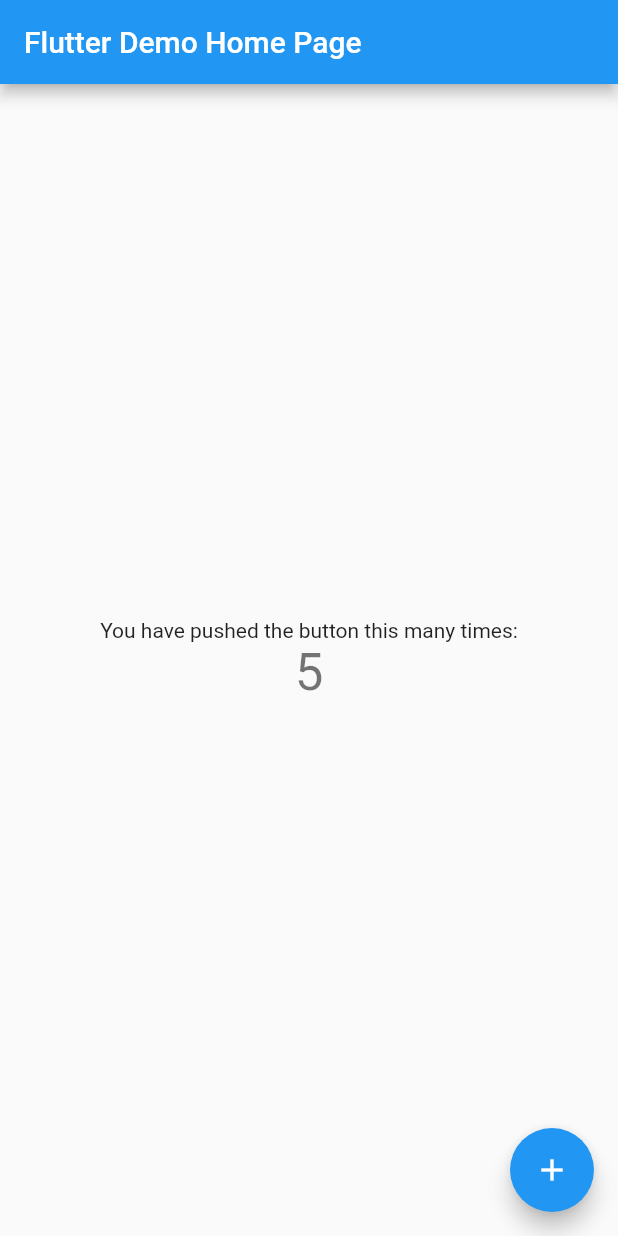
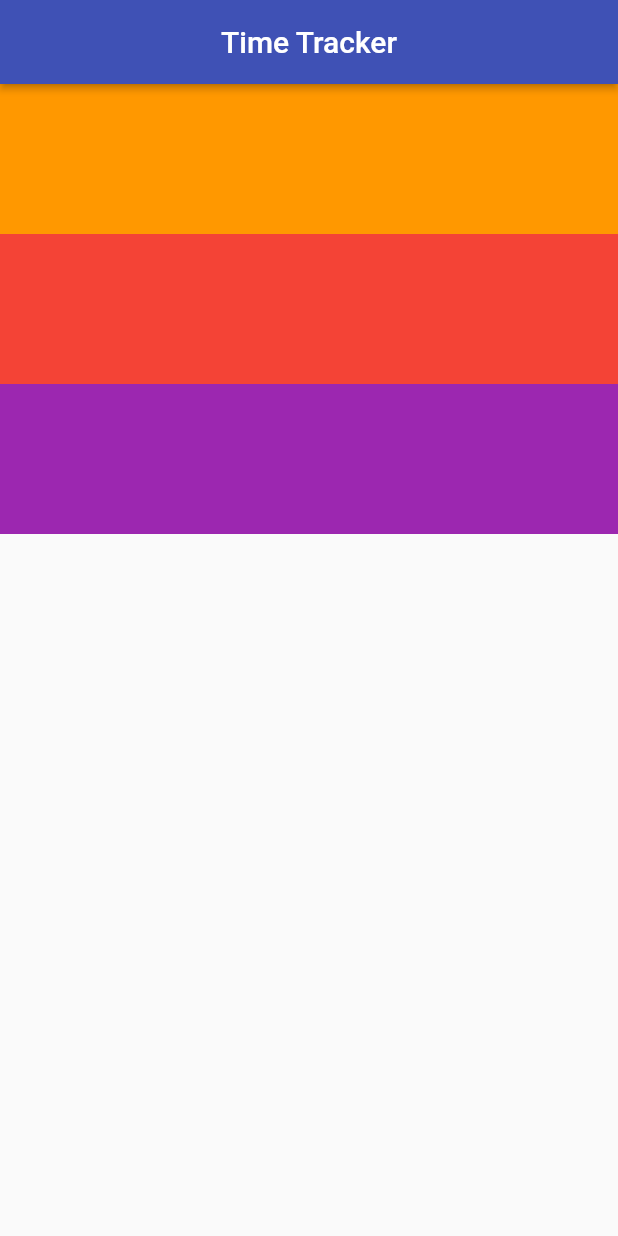
Before and after one commit to semil338/time_tracker_flutter, a Flutter app: the screen it shows after launch, on a phone screen of 412 x 824 dp. Run offline on Flutter 3.47's test engine with Material 2 defaults, Android fonts, the phone set to English and light mode, and no system bars.

Commit message:
day1_completed

```diff
--- /dev/null
+++ b/lib/app/sign_in/sign_in_page.dart
@@ -0,0 +1,45 @@
+import 'package:flutter/material.dart';
+
+class SignInPage extends StatelessWidget {
+  const SignInPage({Key key}) : super(key: key);
+
+  @override
+  Widget build(BuildContext context) {
+    return Scaffold(
+      appBar: AppBar(
+        centerTitle: true,
+        elevation: 2.0,
+        title: Text("Time Tracker"),
+      ),
+      body: _buildContent(),
+    );
+  }
+
+  Widget _buildContent() {
+    return Container(
+      child: Column(
+        crossAxisAlignment: CrossAxisAlignment.stretch,
+        children: [
+          Container(
+            color: Colors.orange,
+            child: SizedBox(
+              height: 100,
+            ),
+          ),
+          Container(
+            color: Colors.red,
+            child: SizedBox(
+              height: 100,
+            ),
+          ),
+          Container(
+            color: Colors.purple,
+            child: SizedBox(
+              height: 100,
+            ),
+          ),
+        ],
+      ),
+    );
+  }
+}
--- a/lib/main.dart
+++ b/lib/main.dart
@@ -1,117 +1,19 @@
 import 'package:flutter/material.dart';
+import 'package:time_tracker_flutter_course/app/sign_in/sign_in_page.dart';
 
-void main() {
+main(List<String> args) {
   runApp(MyApp());
 }
 
 class MyApp extends StatelessWidget {
-  // This widget is the root of your application.
+  const MyApp({Key key}) : super(key: key);
+
   @override
   Widget build(BuildContext context) {
     return MaterialApp(
-      title: 'Flutter Demo',
-      theme: ThemeData(
-        // This is the theme of your application.
-        //
-        // Try running your application with "flutter run". You'll see the
-        // application has a blue toolbar. Then, without quitting the app, try
-        // changing the primarySwatch below to Colors.green and then invoke
-        // "hot reload" (press "r" in the console where you ran "flutter run",
-        // or simply save your changes to "hot reload" in a Flutter IDE).
-        // Notice that the counter didn't reset back to zero; the application
-        // is not restarted.
-        primarySwatch: Colors.blue,
-        // This makes the visual density adapt to the platform that you run
-        // the app on. For desktop platforms, the controls will be smaller and
-        // closer together (more dense) than on mobile platforms.
-        visualDensity: VisualDensity.adaptivePlatformDensity,
-      ),
-      home: MyHomePage(title: 'Flutter Demo Home Page'),
+      title: "Time Tracker",
+      theme: ThemeData(primarySwatch: Colors.indigo),
+      home: SignInPage(),
     );
   }
 }
-
-class MyHomePage extends StatefulWidget {
-  MyHomePage({Key key, this.title}) : super(key: key);
-
-  // This widget is the home page of your application. It is stateful, meaning
-  // that it has a State object (defined below) that contains fields that affect
-  // how it looks.
-
-  // This class is the configuration for the state. It holds the values (in this
-  // case the title) provided by the parent (in this case the App widget) and
-  // used by the build method of the State. Fields in a Widget subclass are
-  // always marked "final".
-
-  final String title;
-
-  @override
-  _MyHomePageState createState() => _MyHomePageState();
-}
-
-class _MyHomePageState extends State<MyHomePage> {
-  int _counter = 5;
-
-  void _incrementCounter() {
-    setState(() {
-      // This call to setState tells the Flutter framework that something has
-      // changed in this State, which causes it to rerun the build method below
-      // so that the display can reflect the updated values. If we changed
-      // _counter without calling setState(), then the build method would not be
-      // called again, and so nothing would appear to happen.
-      _counter++;
-    });
-  }
-
-  @override
-  Widget build(BuildContext context) {
-    // This method is rerun every time setState is called, for instance as done
-    // by the _incrementCounter method above.
-    //
-    // The Flutter framework has been optimized to make rerunning build methods
-    // fast, so that you can just rebuild anything that needs updating rather
-    // than having to individually change instances of widgets.
-    return Scaffold(
-      appBar: AppBar(
-        // Here we take the value from the MyHomePage object that was created by
-        // the App.build method, and use it to set our appbar title.
-        title: Text(widget.title),
-      ),
-      body: Center(
-        // Center is a layout widget. It takes a single child and positions it
-        // in the middle of the parent.
-        child: Column(
-          // Column is also a layout widget. It takes a list of children and
-          // arranges them vertically. By default, it sizes itself to fit its
-          // children horizontally, and tries to be as tall as its parent.
-          //
-          // Invoke "debug painting" (press "p" in the console, choose the
-          // "Toggle Debug Paint" action from the Flutter Inspector in Android
-          // Studio, or the "Toggle Debug Paint" command in Visual Studio Code)
-          // to see the wireframe for each widget.
-          //
-          // Column has various properties to control how it sizes itself and
-          // how it positions its children. Here we use mainAxisAlignment to
-          // center the children vertically; the main axis here is the vertical
-          // axis because Columns are vertical (the cross axis would be
-          // horizontal).
-          mainAxisAlignment: MainAxisAlignment.center,
-          children: <Widget>[
-            Text(
-              'You have pushed the button this many times:',
-            ),
-            Text(
-              '$_counter',
-              style: Theme.of(context).textTheme.headline4,
-            ),
-          ],
-        ),
-      ),
-      floatingActionButton: FloatingActionButton(
-        onPressed: _incrementCounter,
-        tooltip: 'Increment',
-        child: Icon(Icons.add),
-      ), // This trailing comma makes auto-formatting nicer for build methods.
-    );
-  }
-}
```
